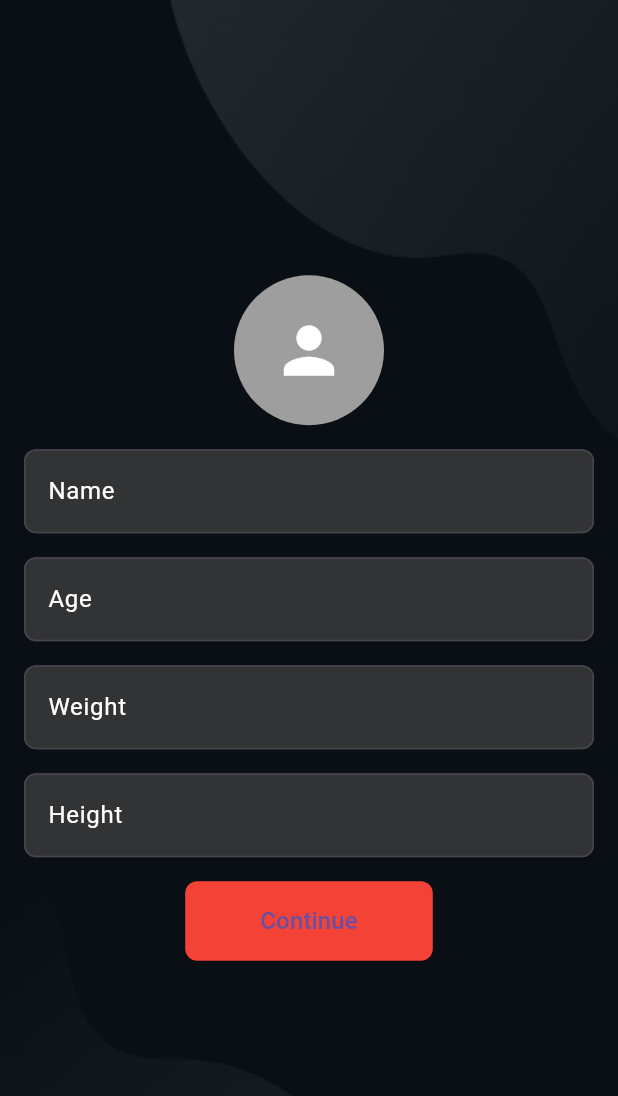
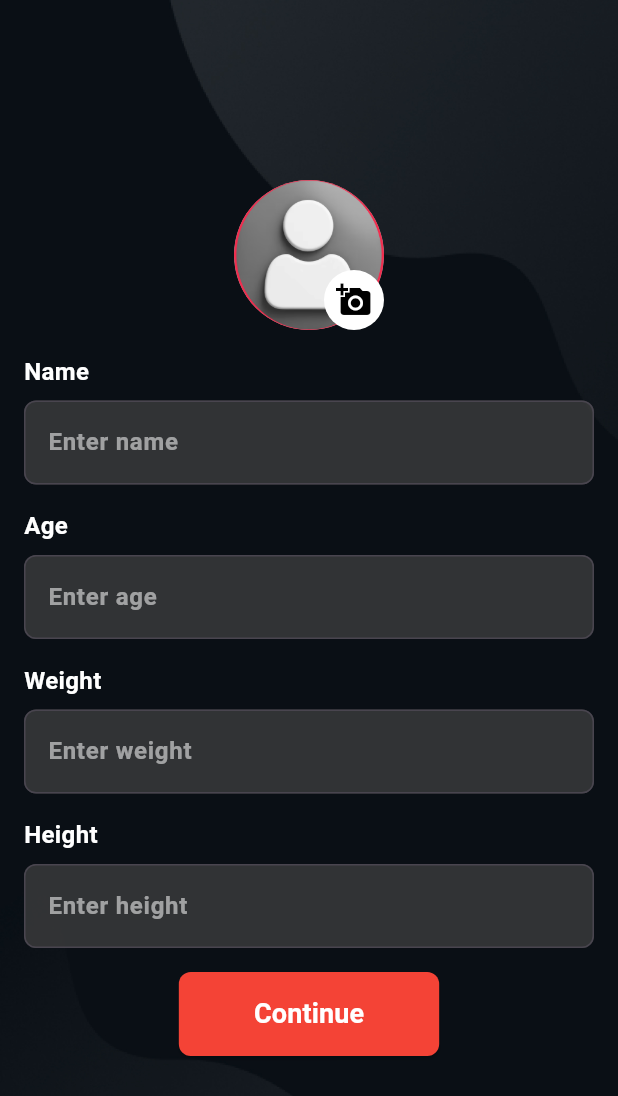
Before and after one commit to KH4rl4MOV/Blaze, a Flutter app: the WelcomeScreen screen opened directly, on a phone screen of 412 x 824 dp. Shown: the top 1096 px of the screen. Run offline on Flutter 3.47's test engine with Material 3 defaults, Android fonts, the phone set to English and light mode, and no system bars; our stand-ins replace image_picker, shared_preferences; missing offline and left inert: flutter_inappwebview; accounts and stored records are empty.

```diff
--- a/lib/screen/welcome_screen.dart
+++ b/lib/screen/welcome_screen.dart
@@ -99,92 +99,44 @@ class _WelcomeScreenState extends State<WelcomeScreen> {
             ),
             padding: EdgeInsets.all(16.0),
             child: Center(
+              child: SingleChildScrollView(
                 child: Column(
                   mainAxisAlignment: MainAxisAlignment.center,
                   children: <Widget>[
+                    Stack(
+                      children: [
                         GestureDetector(
                           onTap: _pickImage,
                           child: CircleAvatar(
                             radius: 50,
                             backgroundColor: Colors.grey,
-                      backgroundImage:
-                      _avatarImage != null ? FileImage(_avatarImage!) : null,
-                      child: _avatarImage == null
-                          ? Icon(Icons.person, size: 50, color: Colors.white)
-                          : null,
+                            backgroundImage: _avatarImage != null
+                                ? FileImage(_avatarImage!)
+                                : AssetImage('assets/empty_avatar.png') as ImageProvider,
                           ),
                         ),
-                  SizedBox(height: 16.0),
-                  TextField(
-                    controller: _nameController,
-                    decoration: InputDecoration(
-                      labelText: 'Name',
-                      filled: true,
-                      fillColor: Colors.grey[800]?.withOpacity(0.7),
-                      labelStyle: TextStyle(color: Colors.white),
-                      border: OutlineInputBorder(
-                        borderRadius: BorderRadius.circular(8.0),
-                      ),
-                      focusedBorder: OutlineInputBorder(
-                        borderSide: BorderSide(color: Colors.red),
+                        Positioned(
+                          right: 0,
+                          bottom: 0,
+                          child: GestureDetector(
+                            onTap: _pickImage,
+                            child: CircleAvatar(
+                              backgroundColor: Colors.white,
+                              radius: 20,
+                              child: Icon(Icons.add_a_photo, color: Colors.black),
                             ),
                           ),
-                    style: TextStyle(color: Colors.white),
+                        ),
+                      ],
                     ),
                     SizedBox(height: 16.0),
-                  TextField(
-                    controller: _ageController,
-                    decoration: InputDecoration(
-                      labelText: 'Age',
-                      filled: true,
-                      fillColor: Colors.grey[800]?.withOpacity(0.7),
-                      labelStyle: TextStyle(color: Colors.white),
-                      border: OutlineInputBorder(
-                        borderRadius: BorderRadius.circular(8.0),
-                      ),
-                      focusedBorder: OutlineInputBorder(
-                        borderSide: BorderSide(color: Colors.red),
-                      ),
-                    ),
-                    style: TextStyle(color: Colors.white),
-                    keyboardType: TextInputType.number,
-                  ),
+                    _buildTextField("Name", _nameController, TextInputType.text),
                     SizedBox(height: 16.0),
-                  TextField(
-                    controller: _weightController,
-                    decoration: InputDecoration(
-                      labelText: 'Weight',
-                      filled: true,
-                      fillColor: Colors.grey[800]?.withOpacity(0.7),
-                      labelStyle: TextStyle(color: Colors.white),
-                      border: OutlineInputBorder(
-                        borderRadius: BorderRadius.circular(8.0),
-                      ),
-                      focusedBorder: OutlineInputBorder(
-                        borderSide: BorderSide(color: Colors.red),
-                      ),
-                    ),
-                    style: TextStyle(color: Colors.white),
-                    keyboardType: TextInputType.number,
-                  ),
+                    _buildTextField("Age", _ageController, TextInputType.number),
                     SizedBox(height: 16.0),
-                  TextField(
-                    controller: _heightController,
-                    decoration: InputDecoration(
-                      labelText: 'Height',
-                      filled: true,
-                      fillColor: Colors.grey[800]?.withOpacity(0.7),
-                      labelStyle: TextStyle(color: Colors.white),
-                      border: OutlineInputBorder(
-                        borderRadius: BorderRadius.circular(8.0),
-                      ),
-                      focusedBorder: OutlineInputBorder(
-                        borderSide: BorderSide(color: Colors.red),
-                      ),
-                    ),
-                    style: TextStyle(color: Colors.white),
-                    keyboardType: TextInputType.number,
-                  ),
+                    _buildTextField("Weight", _weightController, TextInputType.number),
+                    SizedBox(height: 16.0),
+                    _buildTextField("Height", _heightController, TextInputType.number),
                     SizedBox(height: 16.0),
                     ElevatedButton(
                       onPressed: _continue,
@@ -197,10 +149,11 @@ class _WelcomeScreenState extends State<WelcomeScreen> {
                       ),
                       child: Text(
                         'Continue',
-                      style: TextStyle(fontSize: 16),
+                        style: TextStyle(fontSize: 18, fontWeight: FontWeight.bold, color: Colors.white),
                       ),
                     ),
                   ],
+                ),
               ),
             ),
           ),
@@ -208,4 +161,34 @@ class _WelcomeScreenState extends State<WelcomeScreen> {
       },
     );
   }
+
+  Widget _buildTextField(String label, TextEditingController controller, TextInputType keyboardType) {
+    return Column(
+      crossAxisAlignment: CrossAxisAlignment.start,
+      children: [
+        Text(
+          label,
+          style: TextStyle(color: Colors.white, fontWeight: FontWeight.bold, fontSize: 16),
+        ),
+        SizedBox(height: 8.0),
+        TextField(
+          controller: controller,
+          decoration: InputDecoration(
+            hintText: 'Enter ${label.toLowerCase()}',
+            hintStyle: TextStyle(color: Colors.white54),
+            filled: true,
+            fillColor: Colors.grey[800]?.withOpacity(0.7),
+            border: OutlineInputBorder(
+              borderRadius: BorderRadius.circular(8.0),
+            ),
+            focusedBorder: OutlineInputBorder(
+              borderSide: BorderSide(color: Colors.red),
+            ),
+          ),
+          style: TextStyle(color: Colors.white, fontWeight: FontWeight.bold),
+          keyboardType: keyboardType,
+        ),
+      ],
+    );
   }
+}
--- a/pubspec.yaml
+++ b/pubspec.yaml
@@ -26,6 +26,4 @@ flutter:
   uses-material-design: true
 
   assets:
-    - assets/theme1.jpg
-    - assets/theme2.jpg
-    - assets/theme3.jpg
+    - assets/
```
Also changed, not shown: assets/add_photo_icon.png (added), assets/empty_avatar.png (added). Lines whose indentation alone changed are shown as unchanged.
